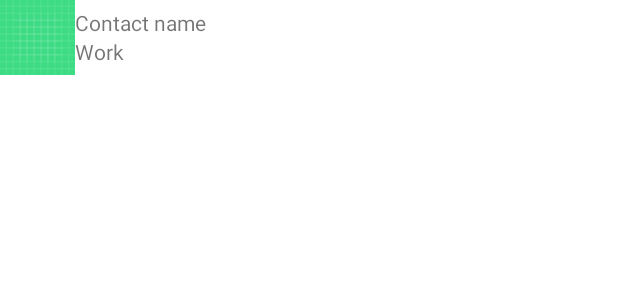
After one commit to neriius/contactsProject, an Android app: the layout contact_item_view.xml on its own in the app's theme, with its tools: preview values and no code run, on a phone screen of 412 x 824 dp. The commit adds this screen. Shown: the top 300 px of the screen. Run offline under Robolectric (Android 15) with nearby library versions, the phone set to English and light mode, and no system bars.

Commit message:
Add adapter for recycle view Add viewModel of contacts Add data class for contact

```diff
--- a/app/src/main/AndroidManifest.xml
+++ b/app/src/main/AndroidManifest.xml
@@ -1,6 +1,8 @@
 <?xml version="1.0" encoding="utf-8"?>
 <manifest xmlns:android="http://schemas.android.com/apk/res/android"
     package="com.example.contactsproject">
+
+    <uses-permission android:name="android.permission.INTERNET"/>
 
     <application
         android:allowBackup="true"
--- /dev/null
+++ b/app/src/main/java/com/example/contactsproject/ContactData.kt
@@ -0,0 +1,3 @@
+package com.example.contactsproject
+
+data class ContactData(val contactImageUrl: String, val contactPhone: String, val career: String)
--- /dev/null
+++ b/app/src/main/res/layout/contact_item_view.xml
@@ -0,0 +1,36 @@
+<?xml version="1.0" encoding="utf-8"?>
+<LinearLayout xmlns:android="http://schemas.android.com/apk/res/android"
+    android:layout_width="match_parent"
+    android:layout_height="wrap_content"
+    xmlns:app="http://schemas.android.com/apk/res-auto"
+    android:orientation="horizontal"
+    android:gravity="center_vertical"
+    >
+
+    <ImageView
+        android:id="@+id/contact_icon"
+        android:layout_width="50dp"
+        android:layout_height="50dp"
+        android:src = "@drawable/ic_launcher_background"
+        />
+
+    <com.google.android.material.textfield.TextInputLayout
+        android:layout_width="match_parent"
+        android:layout_height="wrap_content">
+
+        <TextView
+            android:id="@+id/contactPhoneNumber"
+            android:layout_width="match_parent"
+            android:layout_height="wrap_content"
+            android:text="Contact name"
+            />
+        <TextView
+            android:id="@+id/Career"
+            android:layout_width="wrap_content"
+            android:layout_height="match_parent"
+            android:text="Work"
+            />
+    </com.google.android.material.textfield.TextInputLayout>
+
+
+</LinearLayout>
```
Also changed, not shown: app/build.gradle (+6 -1 lines), app/src/main/java/com/example/contactsproject/ContactAdapter.kt (added, +53 -0 lines), app/src/main/java/com/example/contactsproject/ContactViewModel.kt (added, +30 -0 lines), app/src/main/java/com/example/contactsproject/MainActivity.kt (+23 -1 lines), app/src/main/res/layout/activity_main.xml (+7 -6 lines), app/src/main/res/values/strings.xml (+7 -0 lines).
